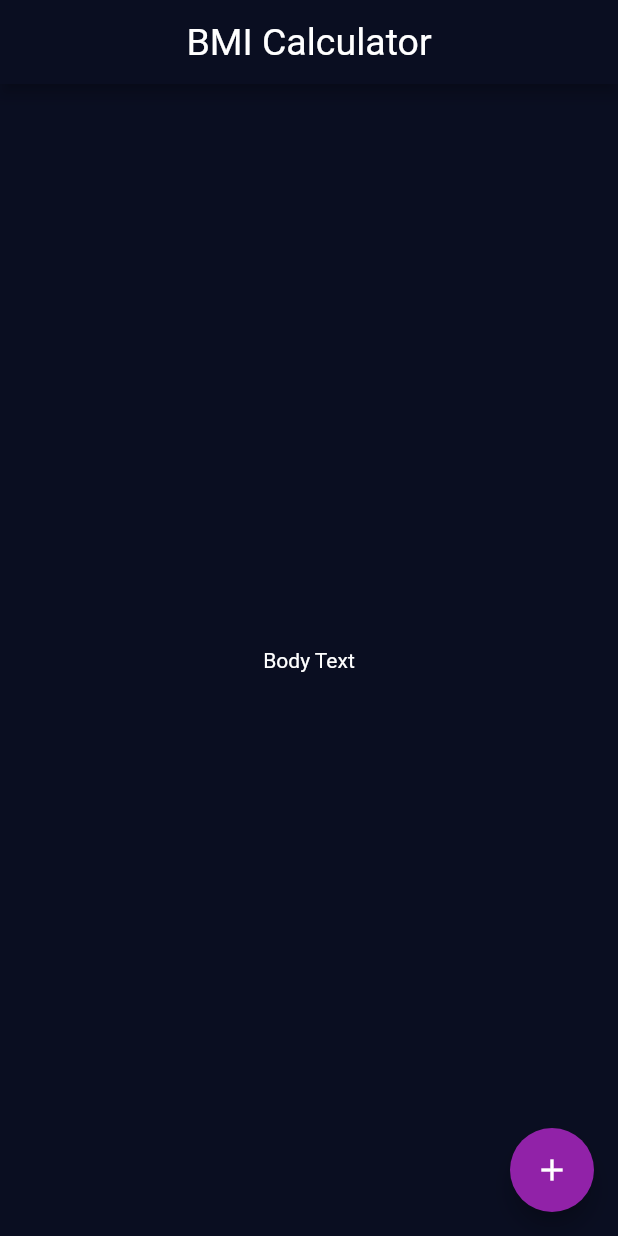
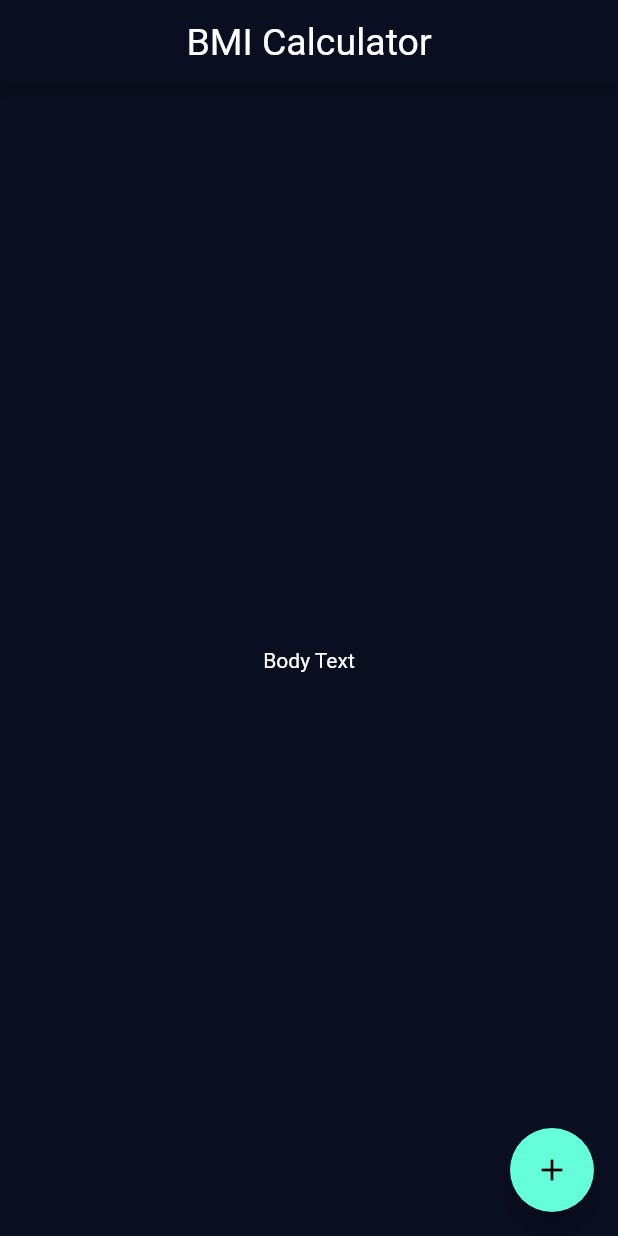
Before and after one commit to JAM5BOCsAdi/bmi_calculator_finish, a Flutter app: the screen it shows after launch, on a phone screen of 412 x 824 dp. Run offline on Flutter 3.47's test engine with Material 2 defaults, Android fonts, the phone set to English and light mode, and no system bars.

Commit message:
floatingActionButton theme changes

```diff
--- a/lib/home_page.dart
+++ b/lib/home_page.dart
@@ -9,7 +9,7 @@ class MyApp extends StatelessWidget {
     return MaterialApp(
       debugShowCheckedModeBanner: false,
       title: 'BMI Calc',
-      theme: ThemeData(
+      theme: ThemeData.dark().copyWith(
         // Dark Blue: 0xFF0A0E21 || Purple: 0xFF9122A8 || White: 0xFFFFFFFF Other
         appBarTheme: const AppBarTheme(
           backgroundColor: Color(0xFF0A0E21),
@@ -33,10 +33,15 @@ class MyApp extends StatelessWidget {
             color: Color(0xFFFFFFFF),
           ),
         ),
-        floatingActionButtonTheme: const FloatingActionButtonThemeData(
+/*
+
+          IF you want to change the Theme of the "floatingActionButton" at the BEGINNING:
+
+          floatingActionButtonTheme: const FloatingActionButtonThemeData(
           backgroundColor: Color(0xFF9122A8),
           foregroundColor: Color(0xFFFFFFFF),
         ),
+*/
       ),
       home: const SafeArea(
         child: MyHomePage(title: 'BMI Calculator'),
@@ -70,6 +75,22 @@ class _MyHomePageState extends State<MyHomePage> {
         onPressed: () {},
         child: const Icon(Icons.add),
       ),
+/*
+        IF you want to change the Theme of the "floatingActionButton" LATER ON:
+
+
+        floatingActionButton: Theme(
+        data: ThemeData(
+          floatingActionButtonTheme: const FloatingActionButtonThemeData(
+            backgroundColor: Color(0xFF9122A8),
+          ),
+        ),
+        child: FloatingActionButton(
+          onPressed: () {},
+          child: const Icon(Icons.add),
+        ),
+      ),
+*/
     );
   }
 }
```
